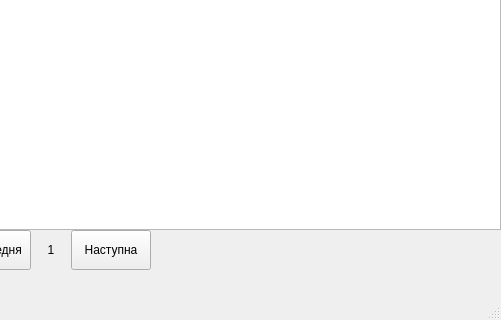
Qt form Lab6/windows/windowrules.ui (x-FIREFOUR-x/AlgoLab6) before a commit; both pictures show x 399 to 900 and y 240 to 560 of the 900 by 560 pixel window.
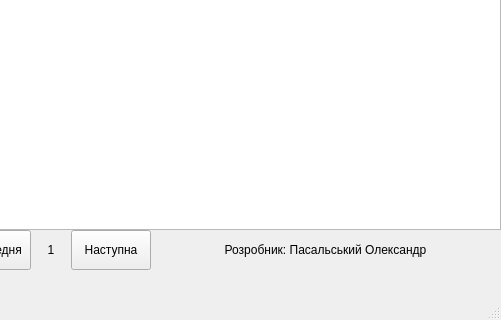
The same form after that commit.

Commit message: owner name

```diff
--- a/Lab6/windows/windowrules.ui
+++ b/Lab6/windows/windowrules.ui
@@ -85,6 +85,25 @@
      <string>Повернутися назад</string>
     </property>
    </widget>
+   <widget class="QLabel" name="label">
+    <property name="geometry">
+     <rect>
+      <x>554</x>
+      <y>480</y>
+      <width>341</width>
+      <height>20</height>
+     </rect>
+    </property>
+    <property name="styleSheet">
+     <string notr="true">font: 14pt &quot;Calibri&quot;;</string>
+    </property>
+    <property name="text">
+     <string>Розробник: Пасальський Олександр</string>
+    </property>
+    <property name="alignment">
+     <set>Qt::AlignCenter</set>
+    </property>
+   </widget>
   </widget>
   <widget class="QMenuBar" name="menubar">
    <property name="geometry">
```
The commit also changes 1 other file.
